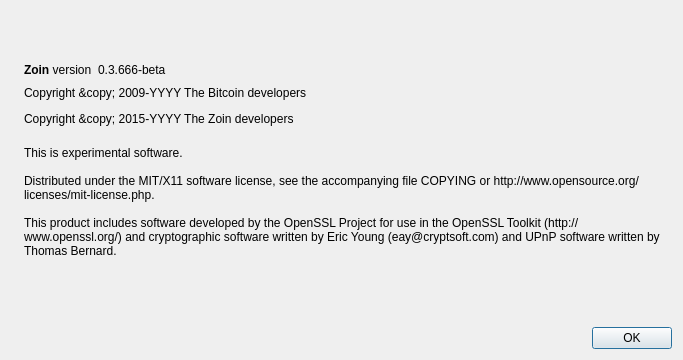
First picture: the form in src/qt/forms/aboutdialog.ui, repository hanyh2004/zebra, before the edit.
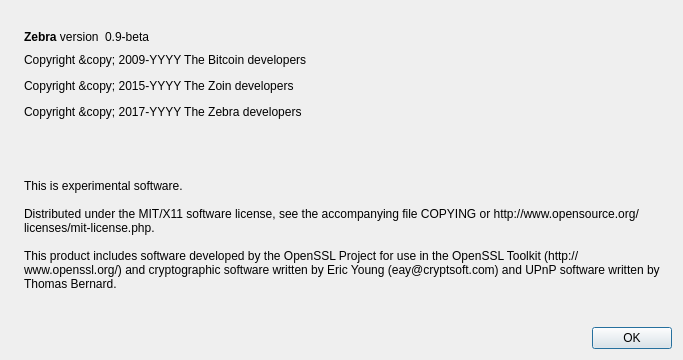
Second picture: the form after the edit. Icons and pictures are not drawn.

Patch:
```diff
--- a/src/qt/forms/aboutdialog.ui
+++ b/src/qt/forms/aboutdialog.ui
@@ -50,7 +50,7 @@
           <cursorShape>IBeamCursor</cursorShape>
          </property>
          <property name="text">
-          <string>&lt;b&gt;Zoin&lt;/b&gt; version</string>
+          <string>&lt;html&gt;&lt;head/&gt;&lt;body&gt;&lt;p&gt;&lt;span style=&quot; font-weight:600;&quot;&gt;Zebra &lt;/span&gt;version&lt;/p&gt;&lt;/body&gt;&lt;/html&gt;</string>
          </property>
          <property name="textInteractionFlags">
           <set>Qt::LinksAccessibleByMouse|Qt::TextSelectableByKeyboard|Qt::TextSelectableByMouse</set>
@@ -63,7 +63,7 @@
           <cursorShape>IBeamCursor</cursorShape>
          </property>
          <property name="text">
-          <string notr="true">0.3.666-beta</string>
+          <string notr="true">0.9-beta</string>
          </property>
          <property name="textInteractionFlags">
           <set>Qt::LinksAccessibleByMouse|Qt::TextSelectableByKeyboard|Qt::TextSelectableByMouse</set>
@@ -91,7 +91,7 @@
         <cursorShape>IBeamCursor</cursorShape>
        </property>
        <property name="text">
-        <string notr="true">&lt;html&gt;&lt;head/&gt;&lt;body&gt;&lt;p&gt;Copyright &amp;amp;copy; 2009-YYYY The Bitcoin developers&lt;/p&gt;&lt;p&gt;Copyright &amp;amp;copy; 2015-YYYY The Zoin developers&lt;/p&gt;&lt;/body&gt;&lt;/html&gt;</string>
+        <string notr="true">&lt;html&gt;&lt;head/&gt;&lt;body&gt;&lt;p&gt;Copyright &amp;amp;copy; 2009-YYYY The Bitcoin developers&lt;/p&gt;&lt;p&gt;Copyright &amp;amp;copy; 2015-YYYY The Zoin developers&lt;/p&gt;&lt;p&gt;Copyright &amp;amp;copy; 2017-YYYY The Zebra developers&lt;/p&gt;&lt;p&gt;&lt;br/&gt;&lt;/p&gt;&lt;/body&gt;&lt;/html&gt;</string>
        </property>
        <property name="textFormat">
         <enum>Qt::RichText</enum>
```
Left out of the diff: 2 changed lines with no effect on the pictures.
